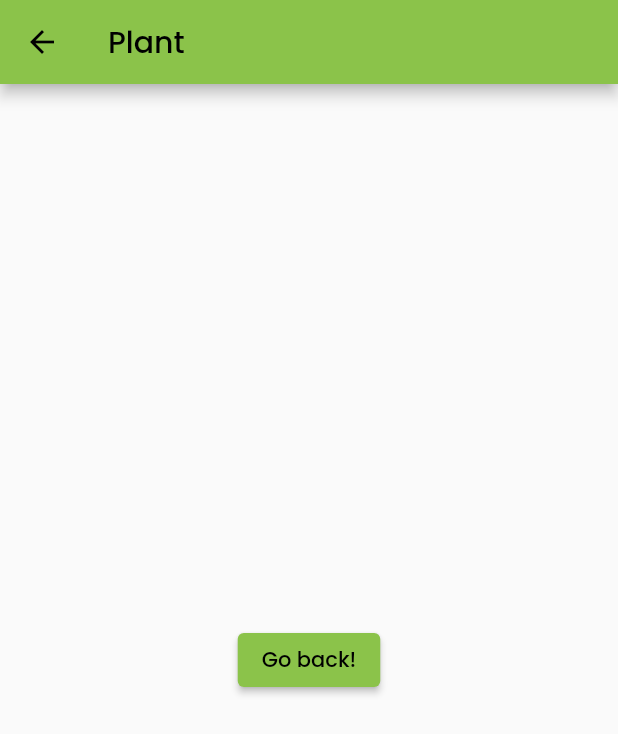
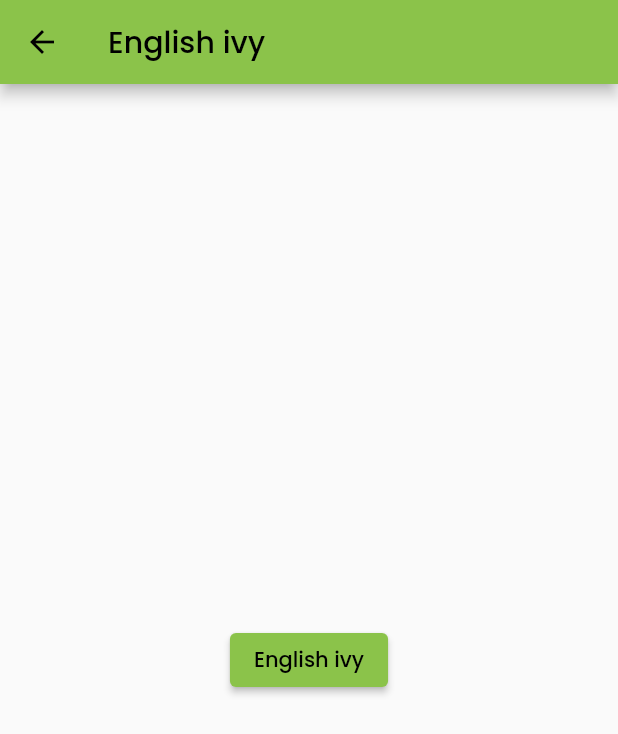
Before and after one commit to nellaSoudunsaari/kasviinfosovellus, a Flutter app: the screen it shows after launch, after a tap on "English Ivy", on a phone screen of 412 x 824 dp. Shown: the top 734 px of the screen. Run offline on Flutter 3.47's test engine with Material 2 defaults, Android fonts, the light colour scheme and no system bars; our stand-ins replace google_fonts.

Commit message:
Omat sivut kasveille

```diff
--- a/lib/main.dart
+++ b/lib/main.dart
@@ -158,7 +158,7 @@ class Plants extends StatelessWidget {
                   onPressed: () {
                     Navigator.push(
                       context,
-                      MaterialPageRoute(builder: (context) => const Plant()),
+                      MaterialPageRoute(builder: (context) => const Pothos()),
                       );
                     },
                   child: Text('Pothos', style: GoogleFonts.poppins(
@@ -184,7 +184,7 @@ class Plants extends StatelessWidget {
                   onPressed: () {
                     Navigator.push(
                       context,
-                      MaterialPageRoute(builder: (context) => const Plant()),
+                      MaterialPageRoute(builder: (context) => const SnakePlant()),
                       );
                     },
                   child: Text('Snake Plant', style: GoogleFonts.poppins(
@@ -210,7 +210,7 @@ class Plants extends StatelessWidget {
                   onPressed: () {
                     Navigator.push(
                       context,
-                      MaterialPageRoute(builder: (context) => const Plant()),
+                      MaterialPageRoute(builder: (context) => const EnglishIvy()),
                       );
                     },
                   child: Text('English Ivy', style: GoogleFonts.poppins(
@@ -266,23 +266,65 @@ class Alarms extends StatelessWidget {
   }
 }
 
-class Plant extends StatelessWidget {
-  const Plant({super.key});
+class Pothos extends StatelessWidget {
+  const Pothos({super.key});
 
   @override
   Widget build(BuildContext context) {
     return Scaffold(
       appBar: AppBar(
-        title: const Text('Plant'),
+        title: const Text('Pothos'),
       ),
       body: Center(
         child: ElevatedButton(
           onPressed: () {
-            // Navigate back to first route when tapped.
+            Navigator.pop(context);
           },
-          child: const Text('Go back!'),
+          child: const Text('Pothos'),
         ),
       ),
     );
   }
 }
+
+class SnakePlant extends StatelessWidget {
+  const SnakePlant({super.key});
+
+  @override
+  Widget build(BuildContext context) {
+    return Scaffold(
+      appBar: AppBar(
+        title: const Text('Snake plant'),
+      ),
+      body: Center(
+        child: ElevatedButton(
+          onPressed: () {
+            Navigator.pop(context);
+          },
+          child: const Text('Snake plant'),
+        ),
+      ),
+    );
+  }
+}
+
+class EnglishIvy extends StatelessWidget {
+  const EnglishIvy({super.key});
+
+  @override
+  Widget build(BuildContext context) {
+    return Scaffold(
+      appBar: AppBar(
+        title: const Text('English ivy'),
+      ),
+      body: Center(
+        child: ElevatedButton(
+          onPressed: () {
+            Navigator.pop(context);
+          },
+          child: const Text('English ivy'),
+        ),
+      ),
+    );
+  }
+}
```
